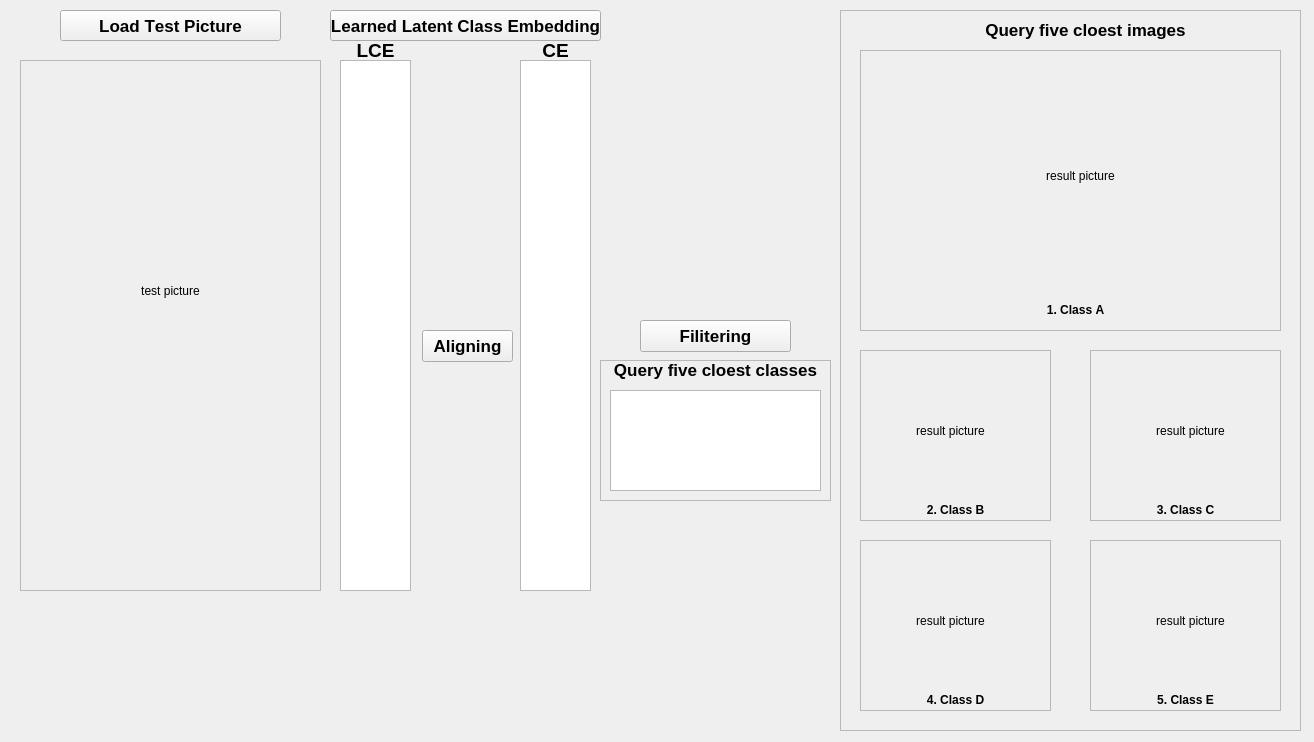
Above: demoUI.ui from pansam996/paperDemo before the change. Below: the same form after it.
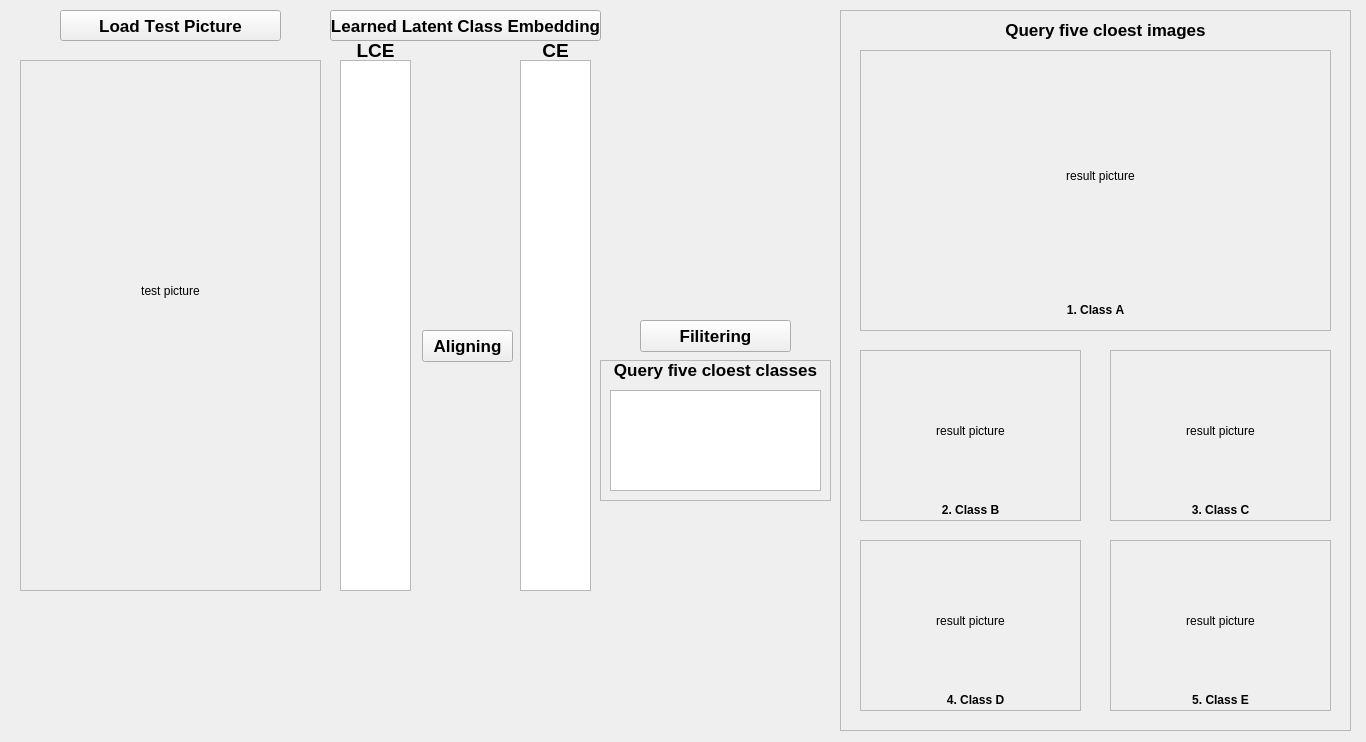
That is the form after the change.

What changed in the file:
```diff
--- a/demoUI.ui
+++ b/demoUI.ui
@@ -6,7 +6,7 @@
    <rect>
     <x>0</x>
     <y>0</y>
-    <width>1314</width>
+    <width>1366</width>
     <height>742</height>
    </rect>
   </property>
@@ -248,7 +248,7 @@
      <rect>
       <x>840</x>
       <y>10</y>
-      <width>461</width>
+      <width>511</width>
       <height>721</height>
      </rect>
     </property>
@@ -263,7 +263,7 @@
       <rect>
        <x>20</x>
        <y>40</y>
-       <width>421</width>
+       <width>471</width>
        <height>281</height>
       </rect>
      </property>
@@ -276,7 +276,7 @@
      <widget class="QLabel" name="label_12">
       <property name="geometry">
        <rect>
-        <x>100</x>
+        <x>120</x>
         <y>10</y>
         <width>241</width>
         <height>231</height>
@@ -295,7 +295,7 @@
      <widget class="QLabel" name="label_2">
       <property name="geometry">
        <rect>
-        <x>60</x>
+        <x>80</x>
         <y>250</y>
         <width>311</width>
         <height>20</height>
@@ -320,7 +320,7 @@
       <rect>
        <x>20</x>
        <y>340</y>
-       <width>191</width>
+       <width>221</width>
        <height>171</height>
       </rect>
      </property>
@@ -333,7 +333,7 @@
      <widget class="QLabel" name="label_14">
       <property name="geometry">
        <rect>
-        <x>30</x>
+        <x>50</x>
         <y>20</y>
         <width>121</width>
         <height>121</height>
@@ -354,7 +354,7 @@
        <rect>
         <x>10</x>
         <y>150</y>
-        <width>171</width>
+        <width>201</width>
         <height>20</height>
        </rect>
       </property>
@@ -375,9 +375,9 @@
     <widget class="QFrame" name="frame_9">
      <property name="geometry">
       <rect>
-       <x>250</x>
+       <x>270</x>
        <y>340</y>
-       <width>191</width>
+       <width>221</width>
        <height>171</height>
       </rect>
      </property>
@@ -390,7 +390,7 @@
      <widget class="QLabel" name="label_15">
       <property name="geometry">
        <rect>
-        <x>40</x>
+        <x>50</x>
         <y>20</y>
         <width>121</width>
         <height>121</height>
@@ -411,7 +411,7 @@
        <rect>
         <x>10</x>
         <y>150</y>
-        <width>171</width>
+        <width>201</width>
         <height>20</height>
        </rect>
       </property>
@@ -432,9 +432,9 @@
     <widget class="QFrame" name="frame_11">
      <property name="geometry">
       <rect>
-       <x>250</x>
+       <x>270</x>
        <y>530</y>
-       <width>191</width>
+       <width>221</width>
        <height>171</height>
       </rect>
      </property>
@@ -447,7 +447,7 @@
      <widget class="QLabel" name="label_17">
       <property name="geometry">
        <rect>
-        <x>40</x>
+        <x>50</x>
         <y>20</y>
         <width>121</width>
         <height>121</height>
@@ -468,7 +468,7 @@
        <rect>
         <x>10</x>
         <y>150</y>
-        <width>171</width>
+        <width>201</width>
         <height>20</height>
        </rect>
       </property>
@@ -491,7 +491,7 @@
       <rect>
        <x>20</x>
        <y>530</y>
-       <width>191</width>
+       <width>221</width>
        <height>171</height>
       </rect>
      </property>
@@ -504,7 +504,7 @@
      <widget class="QLabel" name="label_16">
       <property name="geometry">
        <rect>
-        <x>30</x>
+        <x>50</x>
         <y>20</y>
         <width>121</width>
         <height>121</height>
@@ -525,7 +525,7 @@
        <rect>
         <x>10</x>
         <y>150</y>
-        <width>171</width>
+        <width>211</width>
         <height>20</height>
        </rect>
       </property>
@@ -546,7 +546,7 @@
     <widget class="QLabel" name="label_11">
      <property name="geometry">
       <rect>
-       <x>140</x>
+       <x>160</x>
        <y>10</y>
        <width>211</width>
        <height>20</height>
```
